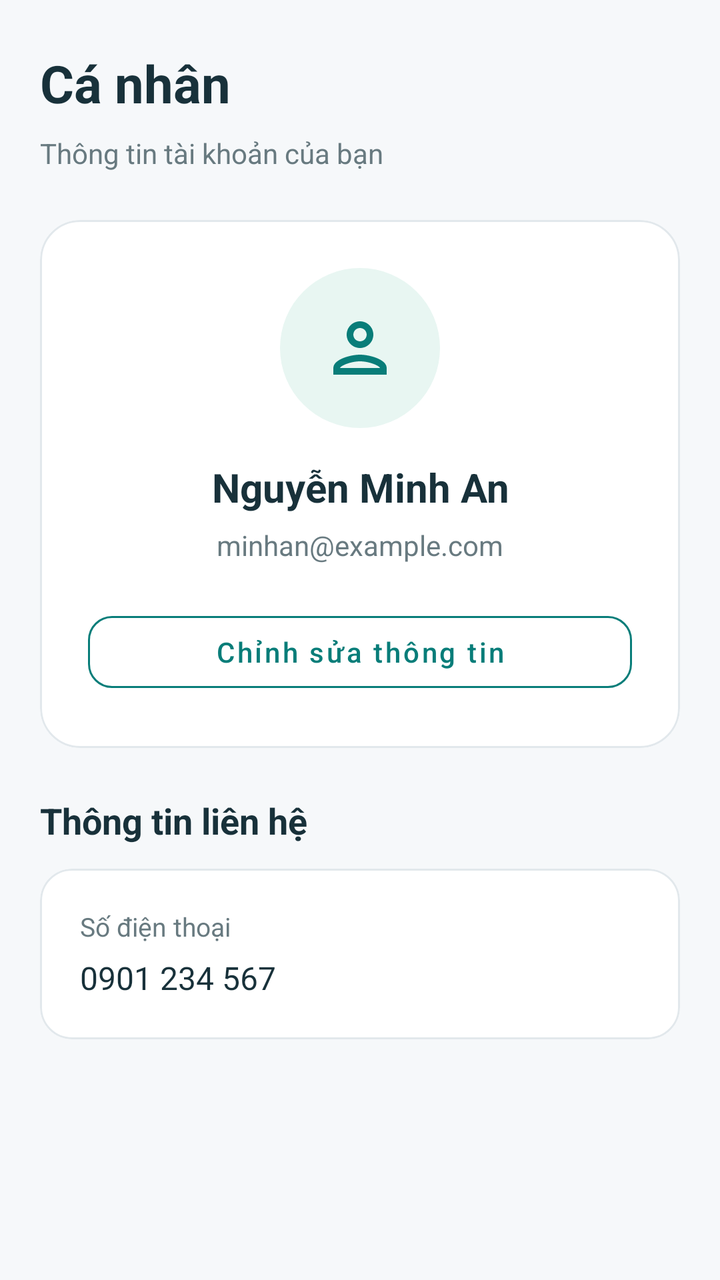
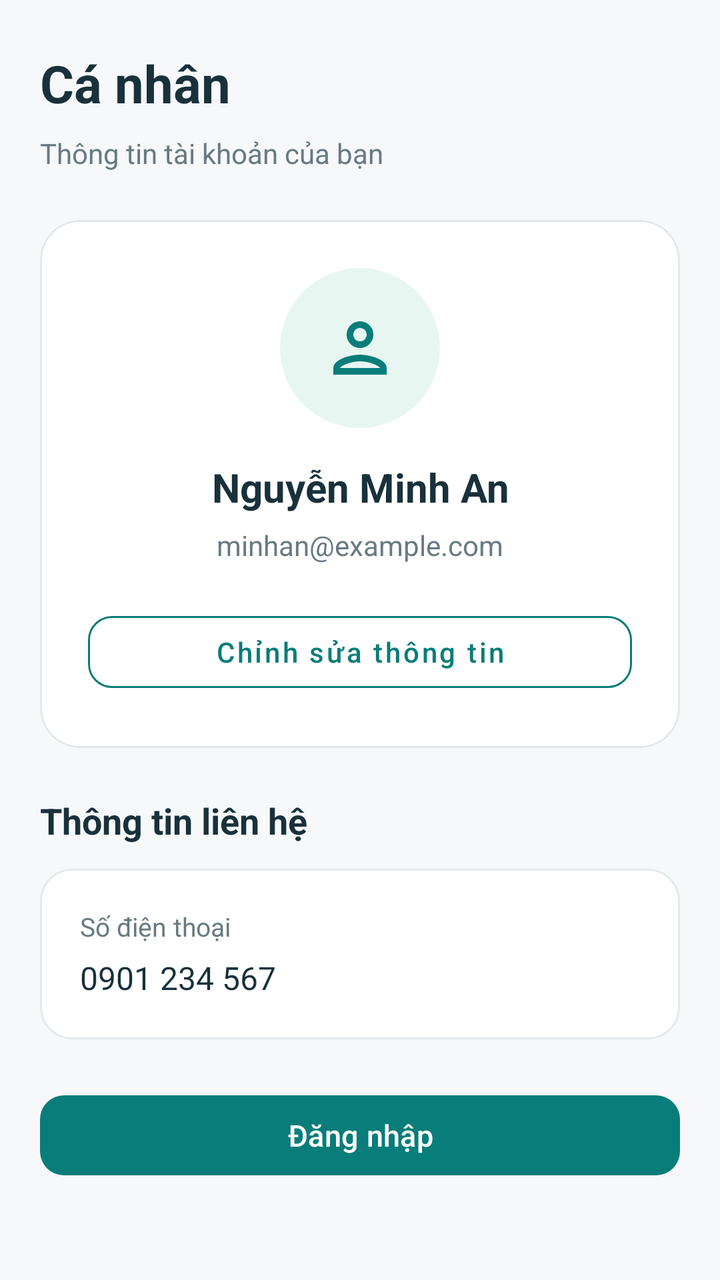

Two renders of the same Android screen: before a commit and after it. Below are the layout's source before the change and the commit's diff.
<!-- AndroidManifest.xml: application theme Theme.ROOMLY -->
<!-- res/layout/fragment_profile.xml -->
<?xml version="1.0" encoding="utf-8"?>
<androidx.core.widget.NestedScrollView
    xmlns:android="http://schemas.android.com/apk/res/android"
    xmlns:app="http://schemas.android.com/apk/res-auto"
    android:layout_width="match_parent"
    android:layout_height="match_parent"
    android:background="@color/roomly_background"
    android:fillViewport="true"
    android:clipToPadding="false">

    <LinearLayout
        android:layout_width="match_parent"
        android:layout_height="wrap_content"
        android:orientation="vertical"
        android:paddingStart="20dp"
        android:paddingTop="24dp"
        android:paddingEnd="20dp"
        android:paddingBottom="24dp">

        
        <TextView
            android:layout_width="match_parent"
            android:layout_height="wrap_content"
            android:text="Cá nhân"
            android:textColor="@color/roomly_text_primary"
            android:textSize="26sp"
            android:textStyle="bold" />

        <TextView
            android:layout_width="match_parent"
            android:layout_height="wrap_content"
            android:layout_marginTop="8dp"
            android:text="Thông tin tài khoản của bạn"
            android:textColor="@color/roomly_text_secondary"
            android:textSize="14sp" />

        
        <com.google.android.material.card.MaterialCardView
            android:layout_width="match_parent"
            android:layout_height="wrap_content"
            android:layout_marginTop="24dp"
            app:cardBackgroundColor="@color/roomly_surface"
            app:cardCornerRadius="20dp"
            app:cardElevation="0dp"
            app:strokeColor="@color/roomly_border"
            app:strokeWidth="1dp">

            <LinearLayout
                android:layout_width="match_parent"
                android:layout_height="wrap_content"
                android:orientation="vertical"
                android:gravity="center_horizontal"
                android:padding="24dp">

                <ImageView
                    android:layout_width="80dp"
                    android:layout_height="80dp"
                    android:background="@drawable/bg_favorite_button"
                    android:backgroundTint="@color/roomly_primary_light"
                    android:padding="20dp"
                    android:src="@drawable/ic_person"
                    android:importantForAccessibility="no"
                    app:tint="@color/roomly_primary" />

                <TextView
                    android:id="@+id/tv_profile_name"
                    android:layout_width="match_parent"
                    android:layout_height="wrap_content"
                    android:layout_marginTop="16dp"
                    android:gravity="center"
                    android:text="Nguyễn Minh An"
                    android:textColor="@color/roomly_text_primary"
                    android:textSize="20sp"
                    android:textStyle="bold" />

                <TextView
                    android:id="@+id/tv_profile_email"
                    android:layout_width="match_parent"
                    android:layout_height="wrap_content"
                    android:layout_marginTop="6dp"
                    android:gravity="center"
                    android:text="minhan@example.com"
                    android:textColor="@color/roomly_text_secondary"
                    android:textSize="14sp" />

                <com.google.android.material.button.MaterialButton
                    android:id="@+id/btn_edit_profile"
                    style="@style/Widget.MaterialComponents.Button.OutlinedButton"
                    android:layout_width="match_parent"
                    android:layout_height="wrap_content"
                    android:layout_marginTop="20dp"
                    android:minHeight="48dp"
                    android:text="Chỉnh sửa thông tin"
                    android:textAllCaps="false"
                    android:textColor="@color/roomly_primary"
                    app:backgroundTint="@color/roomly_surface"
                    app:cornerRadius="12dp"
                    app:strokeColor="@color/roomly_primary"
                    app:strokeWidth="1dp" />

            </LinearLayout>

        </com.google.android.material.card.MaterialCardView>

        
        <TextView
            android:layout_width="match_parent"
            android:layout_height="wrap_content"
            android:layout_marginTop="24dp"
            android:text="Thông tin liên hệ"
            android:textColor="@color/roomly_text_primary"
            android:textSize="18sp"
            android:textStyle="bold" />

        <com.google.android.material.card.MaterialCardView
            android:layout_width="match_parent"
            android:layout_height="wrap_content"
            android:layout_marginTop="12dp"
            app:cardBackgroundColor="@color/roomly_surface"
            app:cardCornerRadius="16dp"
            app:cardElevation="0dp"
            app:strokeColor="@color/roomly_border"
            app:strokeWidth="1dp">

            <LinearLayout
                android:layout_width="match_parent"
                android:layout_height="wrap_content"
                android:orientation="vertical"
                android:padding="20dp">

                <TextView
                    android:layout_width="match_parent"
                    android:layout_height="wrap_content"
                    android:text="Số điện thoại"
                    android:textColor="@color/roomly_text_secondary"
                    android:textSize="13sp" />

                <TextView
                    android:id="@+id/tv_profile_phone"
                    android:layout_width="match_parent"
                    android:layout_height="wrap_content"
                    android:layout_marginTop="6dp"
                    android:text="0901 234 567"
                    android:textColor="@color/roomly_text_primary"
                    android:textSize="16sp" />

            </LinearLayout>

        </com.google.android.material.card.MaterialCardView>

    </LinearLayout>

</androidx.core.widget.NestedScrollView>
<!-- resources referenced by this layout -->
<resources>
  <color name="roomly_background">#F6F8FA</color>
  <color name="roomly_border">#E2E8EC</color>
  <color name="roomly_primary">#087D79</color>
  <color name="roomly_primary_light">#E8F6F2</color>
  <color name="roomly_surface">#FFFFFF</color>
  <color name="roomly_text_primary">#18313A</color>
  <color name="roomly_text_secondary">#687A80</color>
  <!-- drawable bg_favorite_button (drawable) -->
  <?xml version="1.0" encoding="utf-8"?>
  <shape xmlns:android="http://schemas.android.com/apk/res/android"
      android:shape="oval">
  
      <solid android:color="@color/roomly_surface" />
  
  </shape>
  <!-- drawable ic_person (drawable) -->
  <?xml version="1.0" encoding="utf-8"?>
  <vector xmlns:android="http://schemas.android.com/apk/res/android"
      android:width="24dp"
      android:height="24dp"
      android:viewportWidth="24"
      android:viewportHeight="24">
  
      <path
          android:fillColor="@color/roomly_text_secondary"
          android:pathData="M12,12c2.21,0 4,-1.79 4,-4s-1.79,-4 -4,-4 -4,1.79 -4,4 1.79,4 4,4zM12,6c1.1,0 2,0.9 2,2s-0.9,2 -2,2 -2,-0.9 -2,-2 0.9,-2 2,-2zM12,14c-2.67,0 -8,1.34 -8,4v2h16v-2c0,-2.66 -5.33,-4 -8,-4zM6,18c0.22,-0.72 3.31,-2 6,-2s5.78,1.28 6,2H6z" />
  
  </vector>
  <style name="Theme.ROOMLY" parent="Base.Theme.ROOMLY" />
  <style name="Base.Theme.ROOMLY" parent="Theme.Material3.DayNight.NoActionBar">
          
          
      </style>
</resources>

<!-- the commit's change to res/layout/fragment_profile.xml (unified diff, before → after) -->
@@ -148,6 +148,20 @@
 
         </com.google.android.material.card.MaterialCardView>
 
+        
+        <com.google.android.material.button.MaterialButton
+            android:id="@+id/btn_open_login"
+            android:layout_width="match_parent"
+            android:layout_height="wrap_content"
+            android:layout_marginTop="24dp"
+            android:minHeight="48dp"
+            android:text="Đăng nhập"
+            android:textAllCaps="false"
+            android:textColor="@color/roomly_surface"
+            android:textSize="15sp"
+            app:backgroundTint="@color/roomly_primary"
+            app:cornerRadius="12dp" />
+
     </LinearLayout>
 
 </androidx.core.widget.NestedScrollView>
